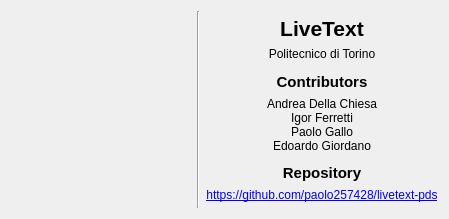
pgallo725/livetext-pds, file textedit/forms/aboutwindow.ui: the form before one commit.
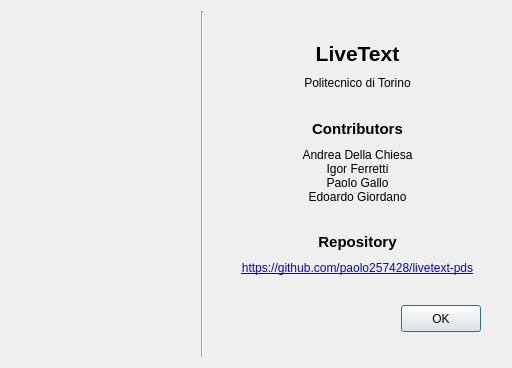
The form after the commit.

The edit to the form file:
```diff
--- a/textedit/forms/aboutwindow.ui
+++ b/textedit/forms/aboutwindow.ui
@@ -6,14 +6,23 @@
    <rect>
     <x>0</x>
     <y>0</y>
-    <width>436</width>
-    <height>219</height>
+    <width>512</width>
+    <height>368</height>
    </rect>
   </property>
+  <property name="sizePolicy">
+   <sizepolicy hsizetype="MinimumExpanding" vsizetype="MinimumExpanding">
+    <horstretch>0</horstretch>
+    <verstretch>0</verstretch>
+   </sizepolicy>
+  </property>
   <property name="windowTitle">
    <string>About</string>
   </property>
   <layout class="QHBoxLayout" name="horizontalLayout">
+   <property name="spacing">
+    <number>10</number>
+   </property>
    <item>
     <layout class="QVBoxLayout" name="verticalLayout">
      <item>
@@ -66,7 +75,7 @@
        <property name="sizeHint" stdset="0">
         <size>
          <width>20</width>
-         <height>40</height>
+         <height>30</height>
         </size>
        </property>
       </spacer>
@@ -120,10 +129,13 @@
        <property name="orientation">
         <enum>Qt::Vertical</enum>
        </property>
+       <property name="sizeType">
+        <enum>QSizePolicy::MinimumExpanding</enum>
+       </property>
        <property name="sizeHint" stdset="0">
         <size>
          <width>20</width>
-         <height>40</height>
+         <height>10</height>
         </size>
        </property>
       </spacer>
@@ -168,10 +180,13 @@
        <property name="orientation">
         <enum>Qt::Vertical</enum>
        </property>
+       <property name="sizeType">
+        <enum>QSizePolicy::MinimumExpanding</enum>
+       </property>
        <property name="sizeHint" stdset="0">
         <size>
          <width>20</width>
-         <height>40</height>
+         <height>10</height>
         </size>
        </property>
       </spacer>
@@ -262,10 +277,55 @@
        <property name="orientation">
         <enum>Qt::Vertical</enum>
        </property>
+       <property name="sizeType">
+        <enum>QSizePolicy::MinimumExpanding</enum>
+       </property>
        <property name="sizeHint" stdset="0">
         <size>
          <width>20</width>
-         <height>40</height>
+         <height>15</height>
+        </size>
+       </property>
+      </spacer>
+     </item>
+     <item>
+      <layout class="QHBoxLayout" name="horizontalLayout_4">
+       <property name="leftMargin">
+        <number>10</number>
+       </property>
+       <property name="rightMargin">
+        <number>20</number>
+       </property>
+       <item alignment="Qt::AlignRight">
+        <widget class="QPushButton" name="pushButton">
+         <property name="sizePolicy">
+          <sizepolicy hsizetype="Minimum" vsizetype="Expanding">
+           <horstretch>0</horstretch>
+           <verstretch>0</verstretch>
+          </sizepolicy>
+         </property>
+         <property name="minimumSize">
+          <size>
+           <width>80</width>
+           <height>27</height>
+          </size>
+         </property>
+         <property name="text">
+          <string>OK</string>
+         </property>
+        </widget>
+       </item>
+      </layout>
+     </item>
+     <item>
+      <spacer name="verticalSpacer_5">
+       <property name="orientation">
+        <enum>Qt::Vertical</enum>
+       </property>
+       <property name="sizeHint" stdset="0">
+        <size>
+         <width>20</width>
+         <height>25</height>
         </size>
        </property>
       </spacer>
```
Left out of the diff: 2 changed lines with no effect on the pictures.
